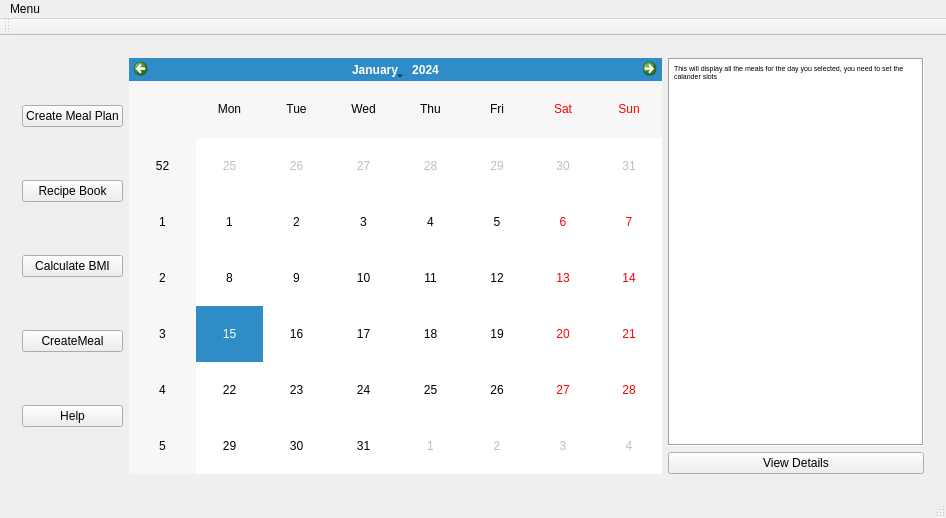
This is mealplanner/mainwindow.ui in escobaros-dos/mealplanner as Qt 5 draws it before an edit. The edited form follows.
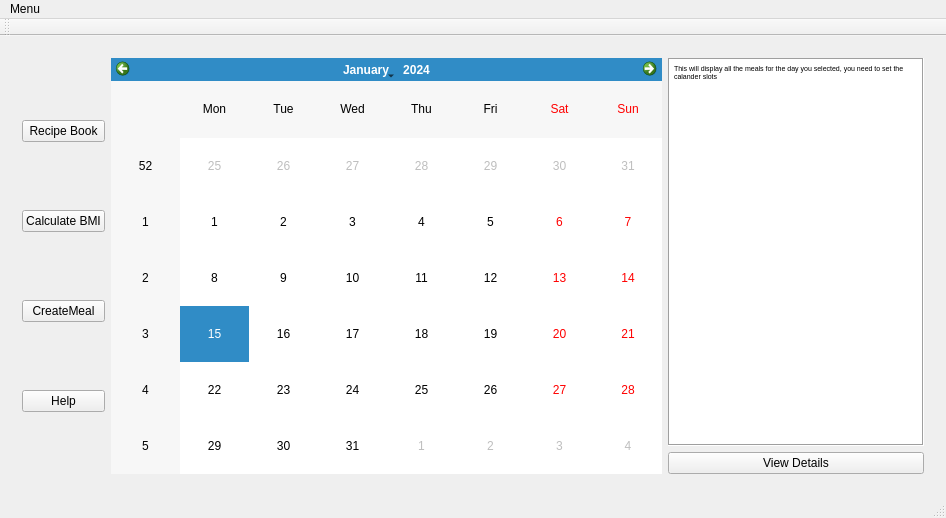
This is the edited form.

Commit message: This push reflects the work I did on thursday which was: fixing the list ingredients duplication on the create recipe window. creating an update function for the nutrition labels to reflect on. various other little tweeks and minor refactoring removed create meal plan button

The edit to the form file:
```diff
--- a/mealplanner/mainwindow.ui
+++ b/mealplanner/mainwindow.ui
@@ -23,13 +23,6 @@
          <layout class="QGridLayout" name="gridLayout">
           <item row="0" column="0">
            <layout class="QVBoxLayout" name="verticalLayout">
-            <item>
-             <widget class="QPushButton" name="CreateMealPlanButton">
-              <property name="text">
-               <string>Create Meal Plan</string>
-              </property>
-             </widget>
-            </item>
             <item>
              <widget class="QPushButton" name="pushButton_3">
               <property name="text">
```
Left out of the diff: 4 changed lines with no effect on the pictures. The commit also changes 9 other files.
